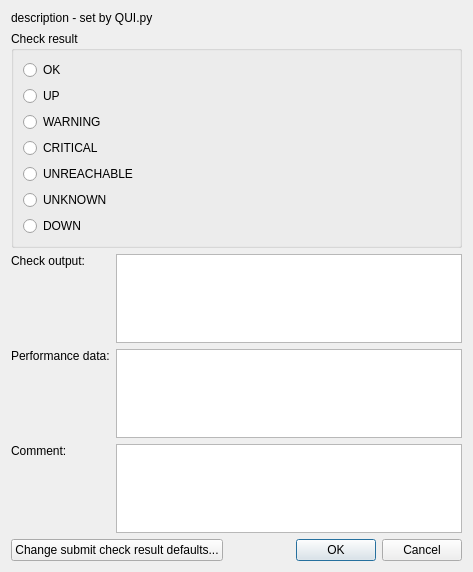
Before: the Qt Designer form Nagstamon/Nagstamon/QUI/dialog_submit.ui in HenriWahl/Nagstamon, drawn with Qt 5.
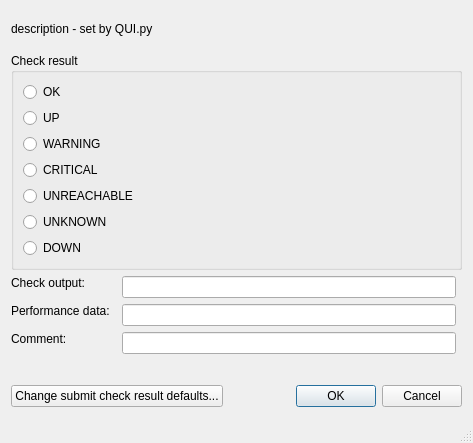
After: the same form once the commit is applied.

Commit message: fixed submit check results dialog

The edit to the form file:
```diff
--- a/Nagstamon/Nagstamon/QUI/dialog_submit.ui
+++ b/Nagstamon/Nagstamon/QUI/dialog_submit.ui
@@ -7,7 +7,7 @@
     <x>0</x>
     <y>0</y>
     <width>473</width>
-    <height>572</height>
+    <height>443</height>
    </rect>
   </property>
   <property name="maximumSize">
@@ -19,29 +19,48 @@
   <property name="windowTitle">
    <string>Submit check result</string>
   </property>
+  <property name="sizeGripEnabled">
+   <bool>true</bool>
+  </property>
+  <property name="modal">
+   <bool>true</bool>
+  </property>
   <layout class="QGridLayout" name="gridLayout">
-   <item row="4" column="0" alignment="Qt::AlignTop">
-    <widget class="QLabel" name="label_performance_data">
-     <property name="text">
-      <string>Performance data:</string>
+   <item row="5" column="2">
+    <widget class="QLineEdit" name="input_lineedit_performance_data">
+     <property name="sizePolicy">
+      <sizepolicy hsizetype="Expanding" vsizetype="Maximum">
+       <horstretch>0</horstretch>
+       <verstretch>0</verstretch>
+      </sizepolicy>
      </property>
     </widget>
    </item>
-   <item row="2" column="0" alignment="Qt::AlignTop">
+   <item row="3" column="0" alignment="Qt::AlignTop">
     <widget class="QLabel" name="label_check_output">
      <property name="text">
       <string>Check output:</string>
      </property>
     </widget>
    </item>
-   <item row="6" column="0" alignment="Qt::AlignTop">
-    <widget class="QLabel" name="label_comment">
+   <item row="3" column="2">
+    <widget class="QLineEdit" name="input_lineedit_check_output">
+     <property name="sizePolicy">
+      <sizepolicy hsizetype="Expanding" vsizetype="Maximum">
+       <horstretch>0</horstretch>
+       <verstretch>0</verstretch>
+      </sizepolicy>
+     </property>
+    </widget>
+   </item>
+   <item row="5" column="0" alignment="Qt::AlignTop">
+    <widget class="QLabel" name="label_performance_data">
      <property name="text">
-      <string>Comment:</string>
+      <string>Performance data:</string>
      </property>
     </widget>
    </item>
-   <item row="1" column="0" colspan="2">
+   <item row="1" column="0" colspan="4">
     <widget class="QGroupBox" name="check_result_groupbox">
      <property name="title">
       <string>Check result</string>
@@ -99,14 +118,21 @@
      </layout>
     </widget>
    </item>
-   <item row="0" column="0" colspan="2">
+   <item row="7" column="0" alignment="Qt::AlignTop">
+    <widget class="QLabel" name="label_comment">
+     <property name="text">
+      <string>Comment:</string>
+     </property>
+    </widget>
+   </item>
+   <item row="0" column="0" colspan="4">
     <widget class="QLabel" name="input_label_description">
      <property name="text">
       <string>description - set by QUI.py</string>
      </property>
     </widget>
    </item>
-   <item row="9" column="0" rowspan="2" colspan="2">
+   <item row="10" column="0" rowspan="2" colspan="4">
     <layout class="QHBoxLayout" name="horizontalLayout">
      <item>
       <widget class="QPushButton" name="button_change_defaults_submit_check_result">
@@ -127,14 +153,15 @@
      </item>
     </layout>
    </item>
-   <item row="2" column="1">
-    <widget class="QPlainTextEdit" name="input_textedit_check_output"/>
-   </item>
-   <item row="4" column="1">
-    <widget class="QPlainTextEdit" name="input_textedit_performance_data"/>
-   </item>
-   <item row="6" column="1">
-    <widget class="QPlainTextEdit" name="input_textedit_comment"/>
+   <item row="7" column="2">
+    <widget class="QLineEdit" name="input_lineedit_comment">
+     <property name="sizePolicy">
+      <sizepolicy hsizetype="Expanding" vsizetype="Maximum">
+       <horstretch>0</horstretch>
+       <verstretch>0</verstretch>
+      </sizepolicy>
+     </property>
+    </widget>
    </item>
   </layout>
  </widget>
```
Left out of the diff: 13 changed lines with no effect on the pictures. The commit also changes 6 other files.
